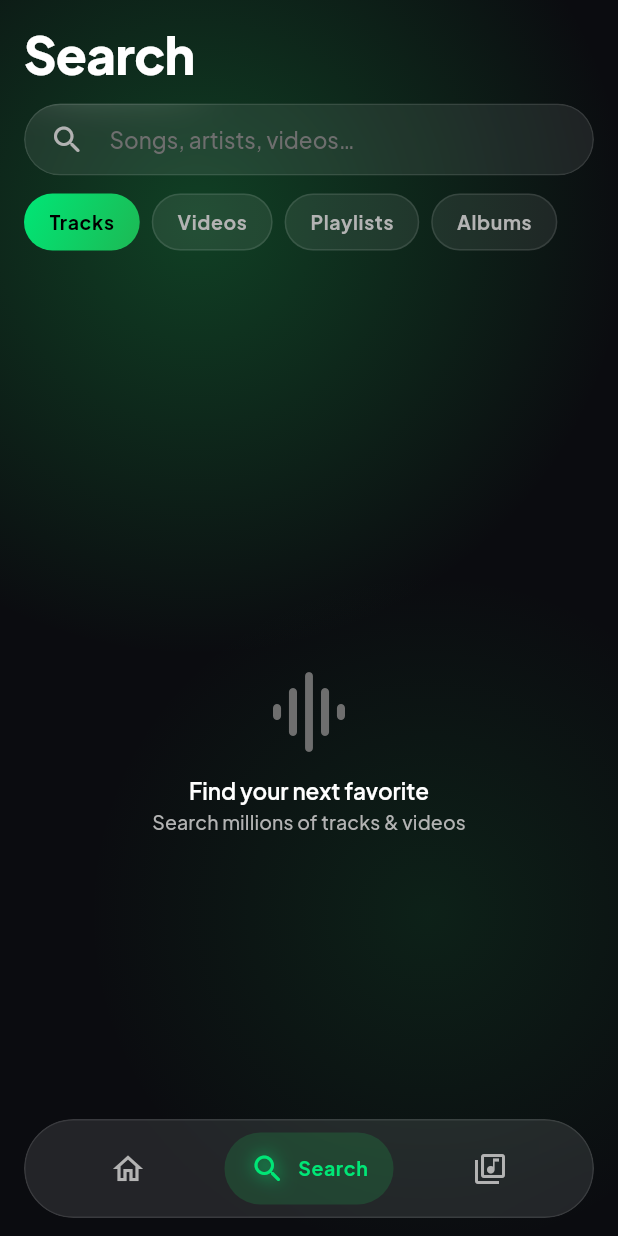
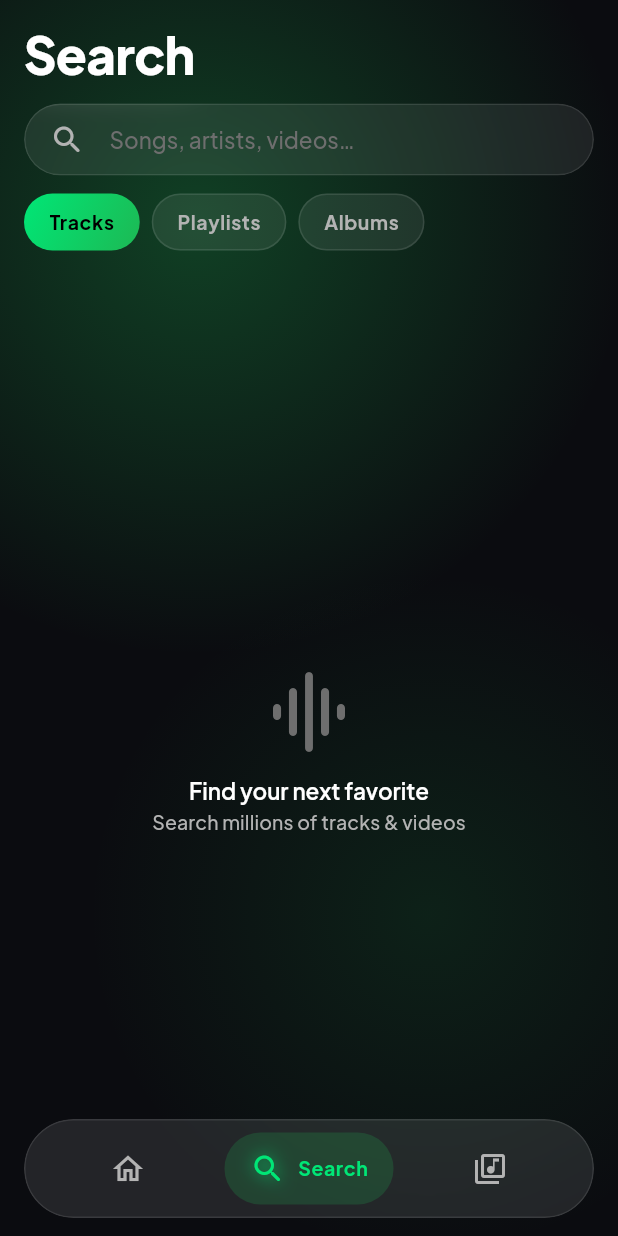
Before and after one commit to abdullaabdullazade/Aurora, a Flutter app: the screen it shows after launch, item 2 of the bottom bar chosen, on a phone screen of 412 x 824 dp. Run offline on Flutter 3.47's test engine with Material 3 defaults, Android fonts, the phone set to English and light mode, and no system bars; our stand-ins replace audio_service, cached_network_image, connectivity_plus, dio, flutter_local_notifications, flutter_riverpod and 9 more; missing offline and left inert: audio_session; accounts and stored records are empty; network calls fail; statements that could not run were skipped.

Commit message:
chore(ui): drop Videos search filter + lower glass blur for smoother transitions

```diff
--- a/lib/presentation/screens/search/search_screen.dart
+++ b/lib/presentation/screens/search/search_screen.dart
@@ -20,7 +20,7 @@ class _SearchScreenState extends ConsumerState<SearchScreen> {
   final _ctrl = TextEditingController();
   Timer? _debounce;
   int _filter = 0;
-  static const _filters = ['Tracks', 'Videos', 'Playlists', 'Albums'];
+  static const _filters = ['Tracks', 'Playlists', 'Albums'];
 
   void _onChanged(String value) {
     _debounce?.cancel();
--- a/lib/presentation/widgets/frosted_nav_bar.dart
+++ b/lib/presentation/widgets/frosted_nav_bar.dart
@@ -30,7 +30,7 @@ class FrostedNavBar extends StatelessWidget {
       padding: const EdgeInsets.fromLTRB(Sp.lg, 0, Sp.lg, Sp.md),
       child: Glass(
         radius: Radii.rPill,
-        blur: 24,
+        blur: 16,
         opacity: 0.10,
         padding: const EdgeInsets.symmetric(horizontal: Sp.sm, vertical: Sp.sm),
         child: Row(
--- a/lib/presentation/widgets/glass.dart
+++ b/lib/presentation/widgets/glass.dart
@@ -17,7 +17,7 @@ class Glass extends StatelessWidget {
     super.key,
     required this.child,
     this.radius = Radii.rLg,
-    this.blur = 18,
+    this.blur = 14,
     this.opacity = 0.08,
     this.padding,
     this.border,
```
